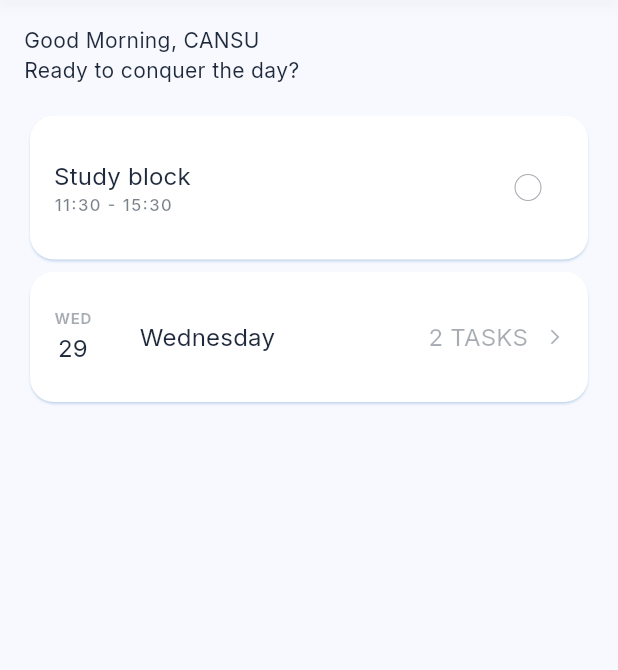
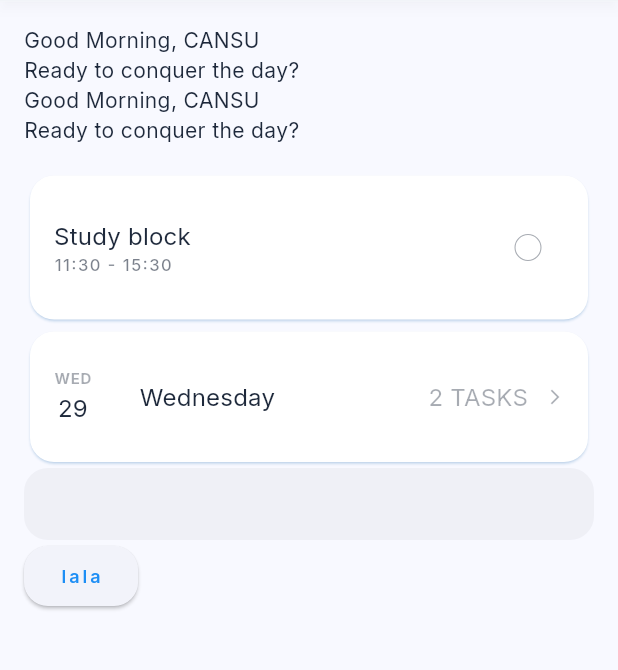
Before and after one commit to censop/june, a Flutter app: the screen it shows after launch, on a phone screen of 412 x 824 dp, the part 84-754 px from its top. Run offline on Flutter 3.47's test engine with Material 3 defaults, Android fonts, the phone set to English and light mode, and no system bars; missing offline and left inert: dart:ffi.

Commit message:
CustomElevatedButton and CustomTextFormField implemented

```diff
--- /dev/null
+++ b/lib/Widgets/Buttons/custom_elevated_button.dart
@@ -0,0 +1,32 @@
+
+import 'package:flutter/material.dart';
+
+class CustomElevatedButton extends StatefulWidget {
+  const CustomElevatedButton({
+    super.key,
+    required this.onPressed,
+    required this.child,
+  });
+
+  final Function()? onPressed;
+  final Widget? child;
+
+
+  @override
+  State<CustomElevatedButton> createState() => _CustomElevatedButtonState();
+}
+
+class _CustomElevatedButtonState extends State<CustomElevatedButton> {
+  @override
+  Widget build(BuildContext context) {
+    return ElevatedButton(
+      onPressed: widget.onPressed,
+      style: ElevatedButton.styleFrom(
+        shape: RoundedRectangleBorder(
+          borderRadius: BorderRadiusGeometry.circular(16)
+        )
+      ),
+      child: widget.child,
+    );
+  }
+}
--- /dev/null
+++ b/lib/Widgets/Form/custom_text_form_field.dart
@@ -0,0 +1,52 @@
+
+import 'package:flutter/material.dart';
+
+class CustomTextFormField extends StatelessWidget {
+  const CustomTextFormField({
+    super.key,
+    this.controller,
+    this.title,
+    this.errorText,
+    this.validator,
+    this.suffixIcon,
+    this.obscureText = false,
+    this.editable = true,
+    this.onChanged,
+    this.prefixIcon,
+  });
+
+  final TextEditingController? controller;
+  final String? title;
+  final String? errorText;
+  final String? Function(String?)? validator;
+  final Widget? suffixIcon;
+  final Widget? prefixIcon;
+  final bool obscureText;
+  final bool editable;
+  final ValueChanged<String>? onChanged;
+
+
+  @override
+  Widget build(BuildContext context) {
+    return TextFormField(
+      onChanged: onChanged,
+      controller: controller,
+      decoration: InputDecoration(
+        errorText: errorText,
+        hintText: title,
+        filled: true,
+        fillColor: Theme.of(context).colorScheme.surfaceContainerHighest.withAlpha(100),
+        border: OutlineInputBorder(
+          borderRadius: BorderRadius.circular(16),
+          borderSide: BorderSide.none,
+        ),
+        suffixIcon: suffixIcon,
+        prefixIcon: prefixIcon,
+        contentPadding: const EdgeInsets.symmetric(horizontal: 16),
+      ),
+      obscureText: obscureText,
+      validator: validator,
+      enabled: editable,
+    );
+  }
+}
--- a/lib/Widgets/Screens/home_page.dart
+++ b/lib/Widgets/Screens/home_page.dart
@@ -1,8 +1,10 @@
 import 'package:flutter/material.dart';
 import 'package:june/Models/day.dart';
 import 'package:june/Models/task.dart';
+import 'package:june/Widgets/Buttons/custom_elevated_button.dart';
 import 'package:june/Widgets/Cards/day_card.dart';
 import 'package:june/Widgets/Cards/task_card.dart';
+import 'package:june/Widgets/Form/custom_text_form_field.dart';
 
 class HomePage extends StatefulWidget {
   const HomePage({super.key});
@@ -48,9 +50,15 @@ class _HomePageState extends State<HomePage> {
           crossAxisAlignment: CrossAxisAlignment.start,
           children:[
             Text("Good Morning, CANSU\nReady to conquer the day?"),
+            Text("Good Morning, CANSU\nReady to conquer the day?"),
             SizedBox(height: 16,),
             TaskCard(task: dummyTask,),
-            DayCard(day: day)
+            DayCard(day: day),
+            CustomTextFormField(),
+            CustomElevatedButton(
+              onPressed: () {},
+              child: Text("lala")
+            )
           ]
         ),
       ),
--- /dev/null
+++ b/lib/Widgets/Screens/sign_up_page.dart
@@ -0,0 +1,15 @@
+import 'package:flutter/material.dart';
+
+class SignUpPage extends StatefulWidget {
+  const SignUpPage({super.key});
+
+  @override
+  State<SignUpPage> createState() => _SignUpPageState();
+}
+
+class _SignUpPageState extends State<SignUpPage> {
+  @override
+  Widget build(BuildContext context) {
+    return const Placeholder();
+  }
+}
--- a/lib/main.dart
+++ b/lib/main.dart
@@ -1,5 +1,6 @@
 import 'package:flutter/material.dart';
 import 'package:june/Widgets/Screens/home_page.dart';
+import 'package:june/Widgets/Screens/sign_up_page.dart';
 import 'package:june/Widgets/Theme/my_theme.dart';
 import 'package:june/routes.dart';
 
@@ -20,6 +21,7 @@ class MyApp extends StatelessWidget {
       home: HomePage(), //placeholder until sign in implemented
       routes: {
         Routes.homePage : (context) => HomePage(),
+        Routes.signUpPage : (context) => SignUpPage()
       },
       theme: MyTheme.lightTheme,
     );
--- a/lib/routes.dart
+++ b/lib/routes.dart
@@ -1,3 +1,4 @@
 class Routes {
   static String homePage = "/home";
+  static String signUpPage = "/signUp";
 }
```
